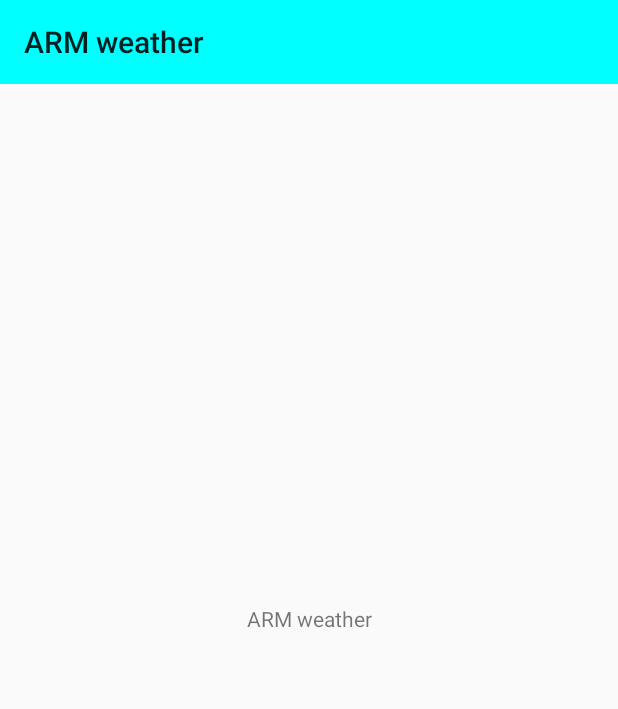
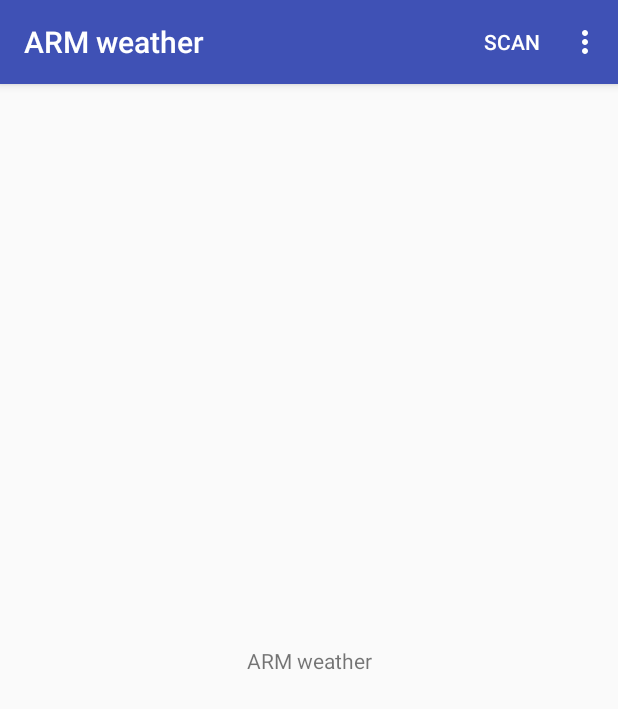
Before and after one commit to zht255/ARMweather, an Android app: the screen it shows after launch (MainActivity), on a phone screen of 412 x 824 dp. Shown: the top 709 px of the screen. Run offline under Robolectric (Android 15) with nearby library versions, the phone set to English and light mode, and no system bars.

Commit message:
2017-06-20-3

```diff
--- a/app/src/main/res/layout/activity_main.xml
+++ b/app/src/main/res/layout/activity_main.xml
@@ -5,14 +5,14 @@
     android:layout_width="match_parent"
     android:layout_height="match_parent">
 
-    <android.support.v7.widget.Toolbar
+    <!--<android.support.v7.widget.Toolbar
         app:title="ARM weather"
         android:id="@+id/my_toolbar"
-        android:layout_width="match_parent"
+        android:layout_width="368dp"
         android:layout_height="wrap_content"
         android:background="#00ffff"
         tools:layout_editor_absoluteY="0dp"
-        tools:layout_editor_absoluteX="8dp" />
+        tools:layout_editor_absoluteX="8dp" />-->
     <TextView
         android:id="@+id/title"
         android:layout_width="wrap_content"
--- /dev/null
+++ b/app/src/main/res/menu/about.xml
@@ -0,0 +1,4 @@
+<?xml version="1.0" encoding="utf-8"?>
+<menu xmlns:android="http://schemas.android.com/apk/res/android">
+
+</menu>
--- a/app/src/main/res/menu/menu.xml
+++ b/app/src/main/res/menu/menu.xml
@@ -2,13 +2,18 @@
 <menu xmlns:android="http://schemas.android.com/apk/res/android"
     xmlns:app="http://schemas.android.com/apk/res-auto">
     <item
-        android:id="@+id/menu_scan"
-        android:orderInCategory="100"
-        app:showAsAction="always|withText"
+        android:id="@+id/scan"
+        android:orderInCategory="1"
+        app:showAsAction="ifRoom|withText"
         android:title="Scan" />
     <item
-        android:id="@+id/menu_refresh"
-        android:title="refresh"
-        android:orderInCategory="1"
-        app:showAsAction="always|withText" />
+        android:id="@+id/about"
+        android:title="关于"
+        android:orderInCategory="100"
+        app:showAsAction="never|withText" />
+    <item
+        android:id="@+id/date"
+        android:title="日期"
+        android:orderInCategory="101"
+        app:showAsAction="never|withText"/>
 </menu>
--- a/app/src/main/res/values/styles.xml
+++ b/app/src/main/res/values/styles.xml
@@ -1,7 +1,7 @@
 <resources>
 
     <!-- Base application theme. -->
-    <style name="AppTheme" parent="Theme.AppCompat.Light.NoActionBar">
+    <style name="AppTheme" parent="Theme.AppCompat.Light.DarkActionBar">
         <!-- Customize your theme here. -->
         <item name="colorPrimary">@color/colorPrimary</item>
         <item name="colorPrimaryDark">@color/colorPrimaryDark</item>
```
Also changed, not shown: app/src/main/java/com/example/vvv/armweather/MainActivity.java (+63 -10 lines).
